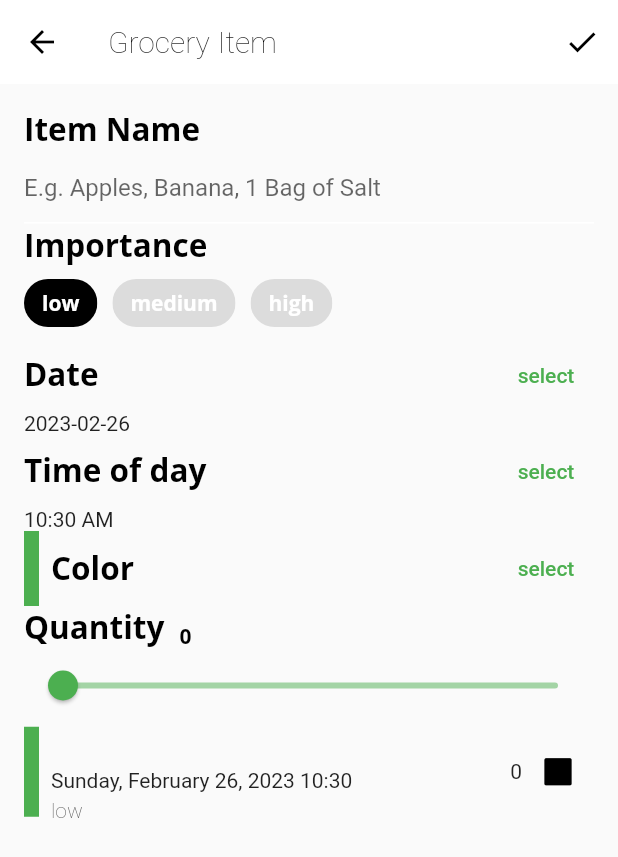
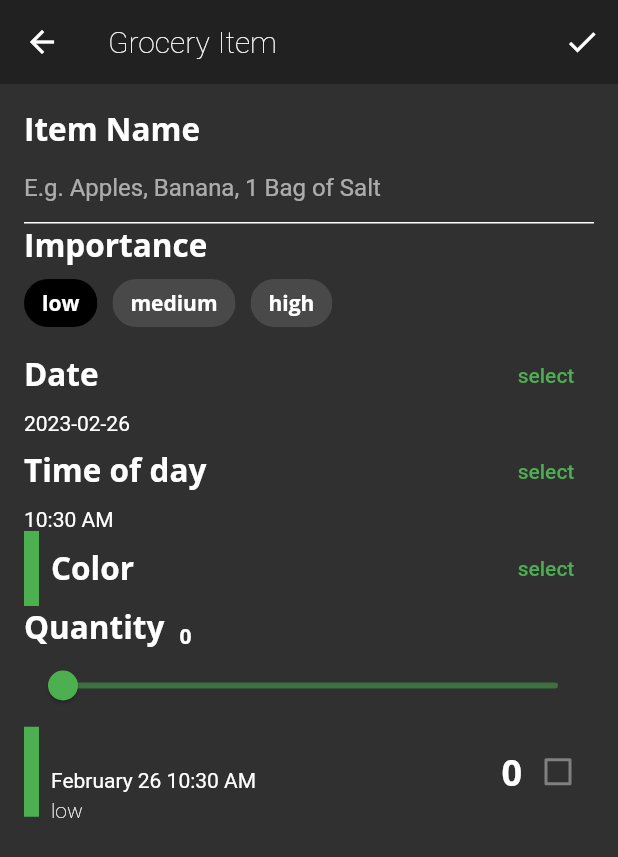
Before and after one commit to pumpkinsoft88/flutter_interactive, a Flutter app: the screen it shows after launch, item 3 of the bottom bar chosen, after a tap on the "add" icon, on a phone screen of 412 x 824 dp. Shown: the top 857 px of the screen. Run offline on Flutter 3.47's test engine with Material 2 defaults, Android fonts, the phone set to English and light mode, and no system bars; our stand-ins replace flutter_colorpicker, google_fonts.

Commit message:
3rd commit

```diff
--- a/lib/components/components.dart
+++ b/lib/components/components.dart
@@ -9,3 +9,4 @@ export 'recipe_thumbnail.dart';
 export 'recipes_grid_view.dart';
 export 'today_recipe_list_view.dart';
 export 'empty_grocery_screen.dart';
+export 'grocery_list_screen.dart';
--- a/lib/components/grocery_item_screen.dart
+++ b/lib/components/grocery_item_screen.dart
@@ -5,6 +5,7 @@ import 'package:google_fonts/google_fonts.dart';
 import 'package:flutter_colorpicker/flutter_colorpicker.dart';
 import 'package:intl/intl.dart';
 import 'package:uuid/uuid.dart';
+import '../fooderlich_theme.dart';
 import '../models/models.dart';
 import 'grocery_tile.dart';
 
@@ -71,10 +72,28 @@ class GroceryItemScreenState extends State<GroceryItemScreen> {
   @override
   Widget build(BuildContext context) {
     // TODO: Add GroceryItemScreen Scaffold
-    return Scaffold(
+    return Theme(
+      data: FooderlichTheme.dark(),
+      child: Scaffold(
           appBar: AppBar(
             actions: [
-            IconButton(onPressed: () {}, icon: const Icon(Icons.check))
+              IconButton(
+                  onPressed: () {
+                    final groceryItem = GroceryItem(
+                        id: widget.originalItem?.id ?? const Uuid().v1(),
+                        name: _nameController.text,
+                        importance: importance,
+                        color: _currentColor,
+                        quantity: _currentSliderValue.toInt(),
+                        date: DateTime(_dueDate.year, _dueDate.month,
+                            _dueDate.day, _timeOfDay.hour, _timeOfDay.minute));
+                    if (widget.isUpdating) {
+                      widget.onUpdate(groceryItem);
+                    } else {
+                      widget.onCreate(groceryItem);
+                    }
+                  },
+                  icon: const Icon(Icons.check))
             ],
             elevation: 0.0,
             title: Text(
@@ -105,7 +124,8 @@ class GroceryItemScreenState extends State<GroceryItemScreen> {
                 ),
               )
             ],
-        ));
+          )),
+    );
   }
 
   // TODO: Add buildNameField()
--- a/lib/components/grocery_tile.dart
+++ b/lib/components/grocery_tile.dart
@@ -5,9 +5,10 @@ import 'package:intl/intl.dart';
 import '../models/models.dart';
 
 class GroceryTile extends StatelessWidget {
-  const GroceryTile({super.key, required this.groceryItem});
+  const GroceryTile({super.key, required this.groceryItem, this.onComplete});
 
   final GroceryItem groceryItem;
+  final void Function(bool?)? onComplete;
 
   @override
   Widget build(BuildContext context) {
@@ -34,7 +35,7 @@ class GroceryTile extends StatelessWidget {
                 const SizedBox(
                   height: 4,
                 ),
-                Text(DateFormat.yMMMMEEEEd().add_Hm().format(groceryItem.date)),
+                Text(DateFormat('MMMM dd h:mm a').format(groceryItem.date)),
                 const SizedBox(
                   height: 4,
                 ),
@@ -45,8 +46,12 @@ class GroceryTile extends StatelessWidget {
         ),
         Row(
           children: [
-            Text(groceryItem.quantity.toString()),
-            Checkbox(value: false, onChanged: (checked) {})
+            Text(
+              groceryItem.quantity.toString(),
+              style:
+                  Theme.of(context).textTheme.bodyText1!.copyWith(fontSize: 24),
+            ),
+            Checkbox(value: groceryItem.isComplete, onChanged: onComplete)
           ],
         ),
       ],
--- a/lib/screens/grocery_screen.dart
+++ b/lib/screens/grocery_screen.dart
@@ -1,6 +1,8 @@
 import 'package:flutter/material.dart';
 import '../components/empty_grocery_screen.dart';
 import '../components/grocery_item_screen.dart';
+import '../components/grocery_list_screen.dart';
+import '../fooderlich_theme.dart';
 import '../models/grocery_item.dart';
 import '../models/grocery_manager.dart';
 import 'package:provider/provider.dart';
@@ -17,12 +19,15 @@ class GroceryScreen extends StatelessWidget {
           onPressed: () {
             final manager = Provider.of<GroceryManager>(context, listen: false);
             Navigator.of(context).push(MaterialPageRoute(
-                builder: (context) => GroceryItemScreen(
-                      onCreate: (GroceryItem groceryItem) {
-                        manager.addItem(groceryItem);
-                        Navigator.of(context).pop();
-                      },
-                      onUpdate: (GroceryItem groceryItem) {},
+                builder: (context) => Theme(
+                      data: FooderlichTheme.dark(),
+                      child: GroceryItemScreen(
+                        onCreate: (GroceryItem groceryItem) {
+                          manager.addItem(groceryItem);
+                          Navigator.of(context).pop();
+                        },
+                        onUpdate: (GroceryItem groceryItem) {},
+                      ),
                     )));
           },
           child: const Icon(Icons.add),
@@ -32,7 +37,7 @@ class GroceryScreen extends StatelessWidget {
   Widget buildGroceryScreen() {
     return Consumer<GroceryManager>(builder: (context, groceryManager, child) {
       if (groceryManager.groceryItems.isNotEmpty) {
-        return const Text('grocery list');
+        return const GroceryListScreen();
       } else {
         return const EmptyGroceryScreen();
       }
```
Also changed, not shown: lib/components/grocery_list_screen.dart (added, +26 -0 lines). Lines whose indentation alone changed are shown as unchanged.
